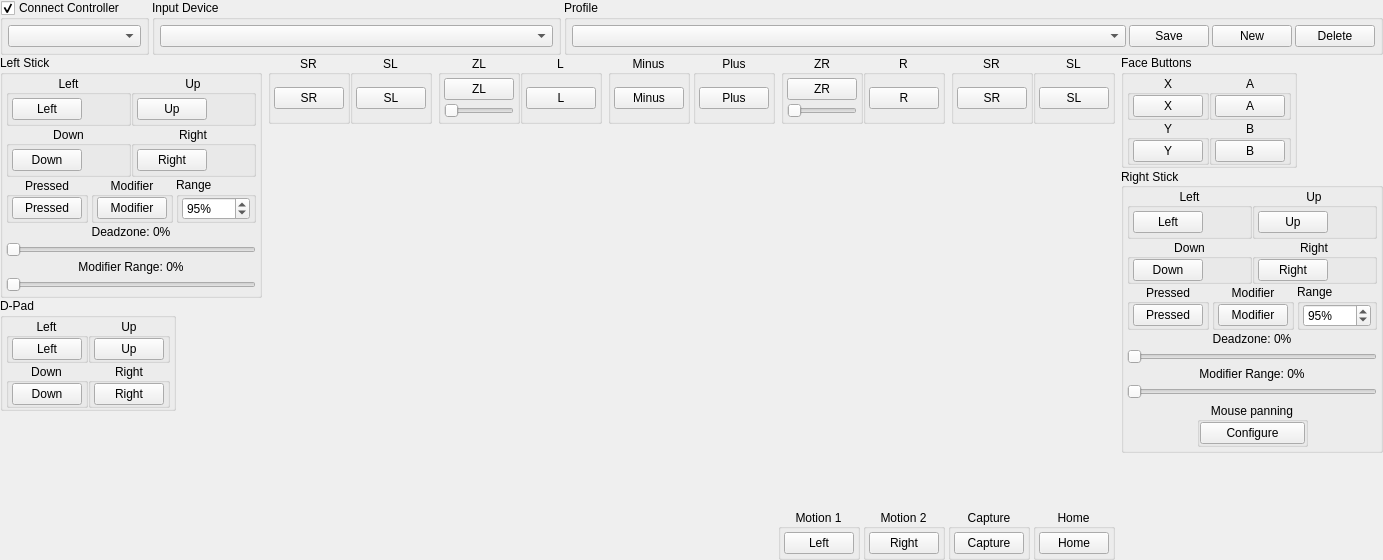
Before: the Qt Designer form src/storm_switch/configuration/configure_input_player.ui in ReiKatari/STORM_SWITCH, drawn with Qt 5.
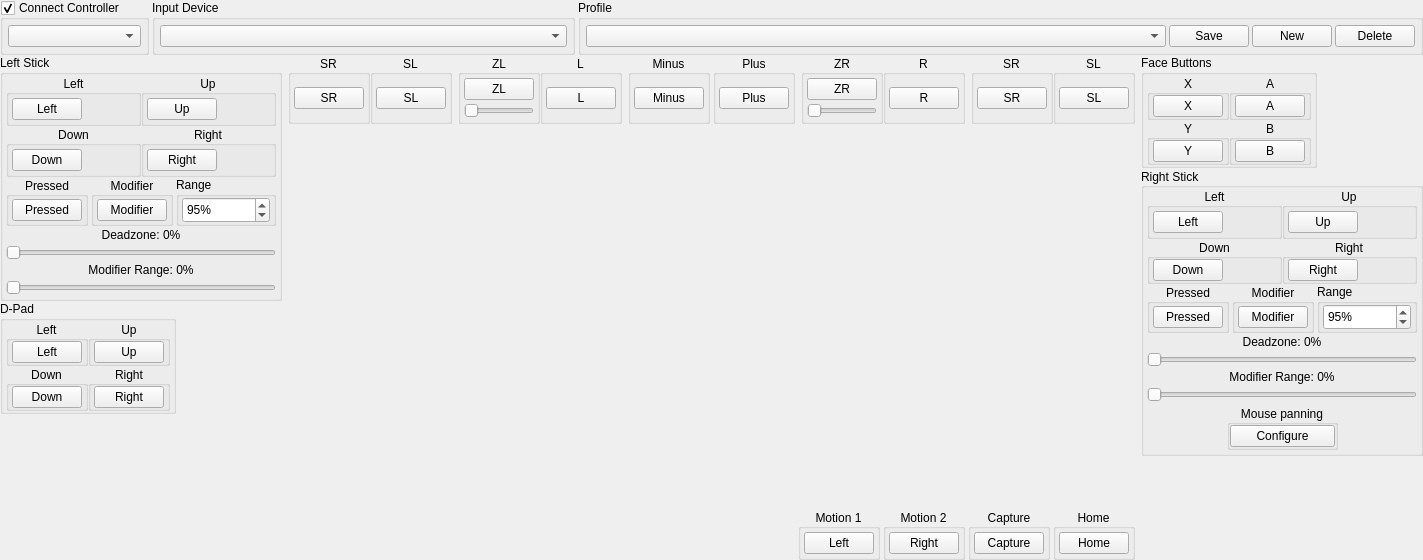
After: the same form once the commit is applied. Custom widgets are drawn as their Qt base class.

What changed in the file:
```diff
--- a/src/storm_switch/configuration/configure_input_player.ui
+++ b/src/storm_switch/configuration/configure_input_player.ui
@@ -623,13 +623,13 @@
                     <widget class="QSpinBox" name="spinboxLStickRange">
                      <property name="minimumSize">
                       <size>
-                       <width>68</width>
-                       <height>21</height>
+                       <width>88</width>
+                       <height>26</height>
                       </size>
                      </property>
                      <property name="maximumSize">
                       <size>
-                       <width>68</width>
+                       <width>120</width>
                        <height>16777215</height>
                       </size>
                      </property>
@@ -2697,13 +2697,13 @@
                     <widget class="QSpinBox" name="spinboxRStickRange">
                      <property name="minimumSize">
                       <size>
-                       <width>68</width>
-                       <height>21</height>
+                       <width>88</width>
+                       <height>26</height>
                       </size>
                      </property>
                      <property name="maximumSize">
                       <size>
-                       <width>68</width>
+                       <width>120</width>
                        <height>16777215</height>
                       </size>
                      </property>
```
